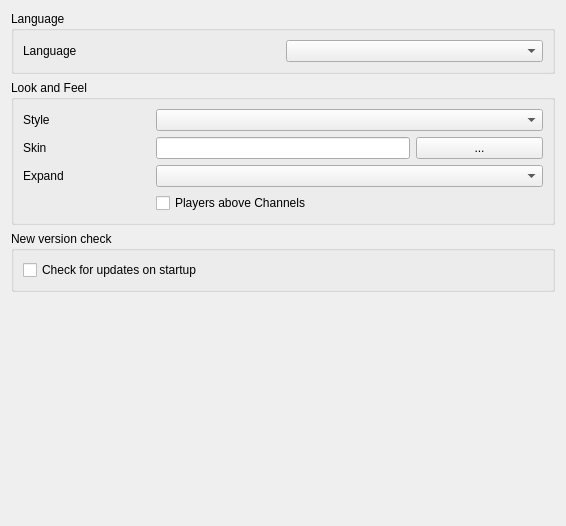
mumble-voip/mumble, file src/mumble/LookConfig.ui: the form before one commit.
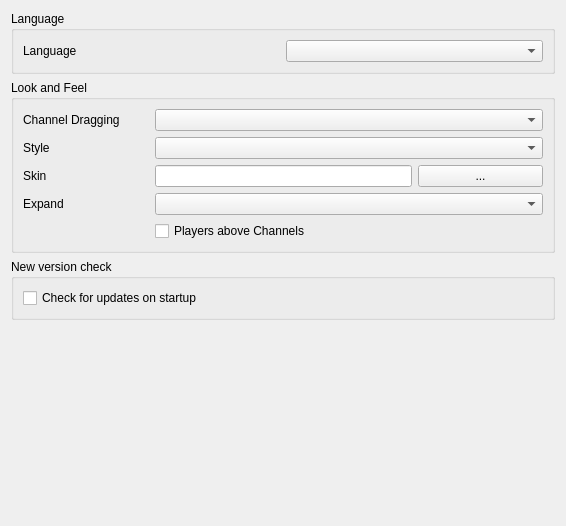
The form after the commit.

Commit message: Patch #1998399: Patch for Feature Request 1934842 Channel Locking [prosper_spurius]

The edit to the form file:
```diff
--- a/src/mumble/LookConfig.ui
+++ b/src/mumble/LookConfig.ui
@@ -48,14 +48,14 @@
       <string>Look and Feel</string>
      </property>
      <layout class="QGridLayout" >
-      <item row="0" column="0" >
+      <item row="1" column="0" >
        <widget class="QLabel" name="qliStyle" >
         <property name="text" >
          <string>Style</string>
         </property>
        </widget>
       </item>
-      <item row="0" column="1" colspan="3" >
+      <item row="1" column="1" colspan="3" >
        <widget class="QComboBox" name="qcbStyle" >
         <property name="toolTip" >
          <string>Basic widget style</string>
@@ -65,14 +65,14 @@
         </property>
        </widget>
       </item>
-      <item row="1" column="0" >
+      <item row="4" column="0" >
        <widget class="QLabel" name="label_3" >
         <property name="text" >
          <string>Skin</string>
         </property>
        </widget>
       </item>
-      <item row="1" column="1" colspan="2" >
+      <item row="4" column="1" colspan="2" >
        <widget class="QLineEdit" name="qleCSS" >
         <property name="toolTip" >
          <string>Skin file to use</string>
@@ -82,21 +82,21 @@
         </property>
        </widget>
       </item>
-      <item row="1" column="3" >
+      <item row="4" column="3" >
        <widget class="QPushButton" name="qpbSkinFile" >
         <property name="text" >
          <string>...</string>
         </property>
        </widget>
       </item>
-      <item row="2" column="0" >
+      <item row="5" column="0" >
        <widget class="QLabel" name="qliExpand" >
         <property name="text" >
          <string>Expand</string>
         </property>
        </widget>
       </item>
-      <item row="2" column="1" colspan="3" >
+      <item row="5" column="1" colspan="3" >
        <widget class="QComboBox" name="qcbExpand" >
         <property name="toolTip" >
          <string>When to automatically expand channels</string>
@@ -106,7 +106,7 @@
         </property>
        </widget>
       </item>
-      <item row="3" column="1" colspan="3" >
+      <item row="6" column="1" colspan="3" >
        <widget class="QCheckBox" name="qcbPlayersTop" >
         <property name="toolTip" >
          <string>List players above subchannels (requires restart).</string>
@@ -119,6 +119,23 @@
         </property>
        </widget>
       </item>
+      <item row="0" column="0" >
+       <widget class="QLabel" name="qliChannelDrag" >
+        <property name="text" >
+         <string>Channel Dragging</string>
+        </property>
+       </widget>
+      </item>
+      <item row="0" column="1" colspan="3" >
+       <widget class="QComboBox" name="qcbChannelDrag" >
+        <property name="toolTip" >
+         <string>This changes the behaviour when moving channels.</string>
+        </property>
+        <property name="whatsThis" >
+         <string>This sets the behaviour of channel drags, it can be used to prevent accidental dragging. &lt;i>Move Channel&lt;/i> moves the channel without prompting. &lt;i>Do Nothing&lt;/i> does nothing and prints an error message. &lt;i>Ask&lt;/i> uses a message box to confirm if you really wanted to move the channel.</string>
+        </property>
+       </widget>
+      </item>
      </layout>
     </widget>
    </item>
```
The commit also changes 4 other files.
